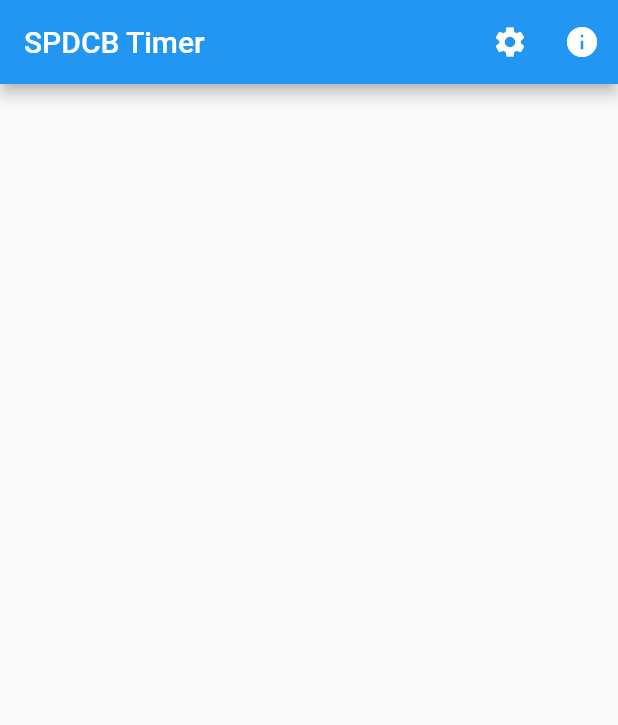
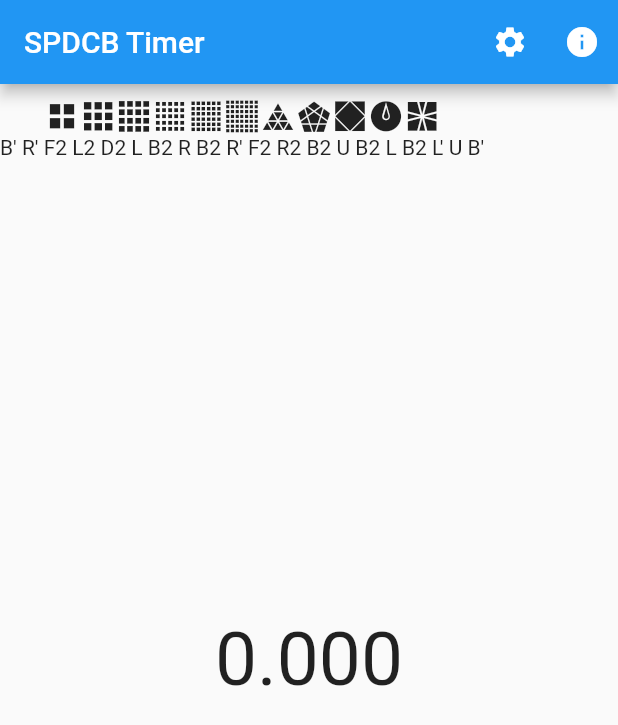
Before and after one commit to jordanmosakowski/spdcb_timer, a Flutter app: the screen it shows after launch, on a phone screen of 412 x 824 dp. Shown: the top 725 px of the screen. Run offline on Flutter 3.47's test engine with Material 2 defaults, Android fonts, the phone set to English and light mode, and no system bars.

```diff
--- a/lib/cubing_icons.dart
+++ b/lib/cubing_icons.dart
@@ -32,7 +32,7 @@
   static const IconData e555 = const IconData(0xe809, fontFamily: fontFamily);
   static const IconData e555bf = const IconData(0xe80a, fontFamily: fontFamily);
   static const IconData e666 = const IconData(0xe80b, fontFamily: fontFamily);
-  static const IconData glyph = const IconData(0xe80c, fontFamily: fontFamily);
+  static const IconData e777 = const IconData(0xe80c, fontFamily: fontFamily);
   static const IconData eClock = const IconData(0xe80d, fontFamily: fontFamily);
   static const IconData eMinx = const IconData(0xe80e, fontFamily: fontFamily);
   static const IconData ePyram = const IconData(0xe80f, fontFamily: fontFamily);
--- a/lib/main.dart
+++ b/lib/main.dart
@@ -8,6 +8,7 @@
   Widget build(BuildContext context) {
     return MaterialApp(
       title: 'SPDCB Timer',
+      debugShowCheckedModeBanner: false,
       theme: ThemeData(
         primarySwatch: Colors.blue,
       ),
@@ -42,6 +43,43 @@
           ),
         ],
       ),
+      body: Stack(
+        children: <Widget>[
+          Positioned(
+            top: 10,
+            child: Column(
+              mainAxisAlignment: MainAxisAlignment.center,
+              crossAxisAlignment: CrossAxisAlignment.center,
+              children: <Widget>[
+                Wrap(
+                  children: <Widget>[
+                    Icon(CubingIcons.e222),
+                    Icon(CubingIcons.e333),
+                    Icon(CubingIcons.e444),
+                    Icon(CubingIcons.e555),
+                    Icon(CubingIcons.e666),
+                    Icon(CubingIcons.e777),
+                    Icon(CubingIcons.ePyram),
+                    Icon(CubingIcons.eMinx),
+                    Icon(CubingIcons.eSkewb),
+                    Icon(CubingIcons.eClock),
+                    Icon(CubingIcons.eSq1),
+                  ],
+                ),
+                Center(child: Text("B' R' F2 L2 D2 L B2 R B2 R' F2 R2 B2 U B2 L B2 L' U B'"))
+              ],
+            ),
+          ),
+          Center(
+            child: Text(
+                "0.000",
+              style: TextStyle(
+                fontSize: 50,
+              ),
+            ),
+          )
+        ],
+      ),
     );
   }
 }
```
Also changed, not shown: lib/database.dart (added, +63 -0 lines).
